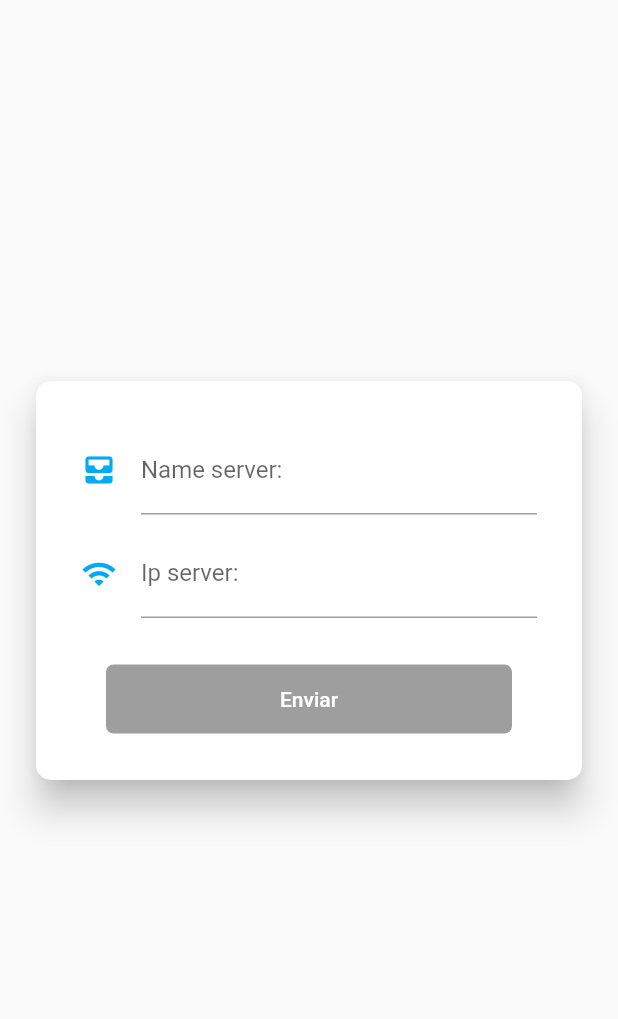
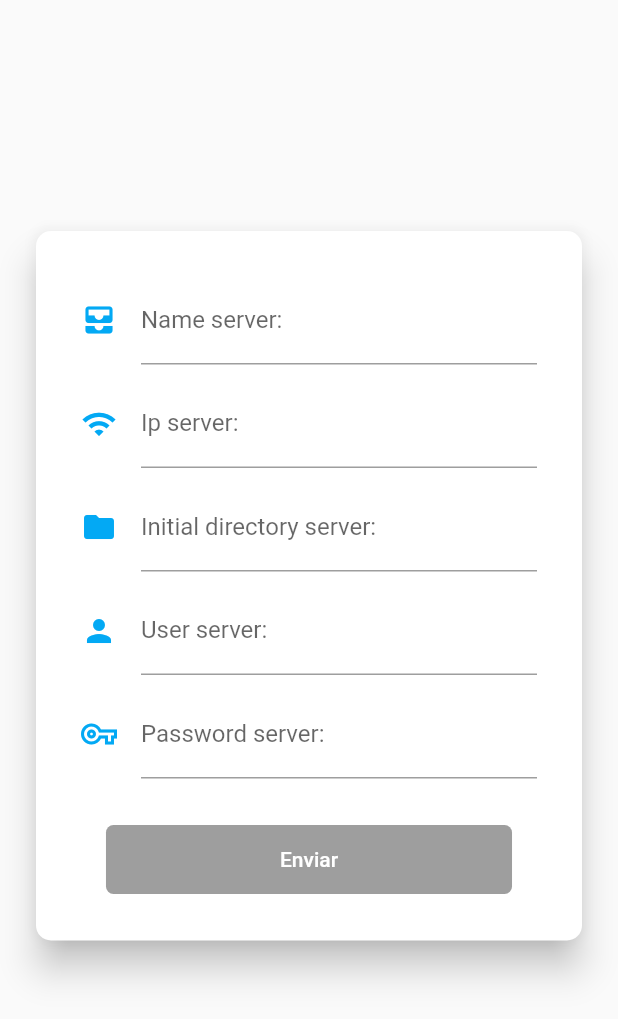
Before and after one commit to elingecruzito/ownftpclientflutter, a Flutter app: the screen it shows after launch, on a phone screen of 412 x 824 dp. Shown: the top 1019 px of the screen. Run offline on Flutter 3.47's test engine with Material 2 defaults, Android fonts, the light colour scheme and no system bars; our stand-ins replace rxdart.

Commit message:
Complete form register

```diff
--- a/lib/src/bloc/register_bloc.dart
+++ b/lib/src/bloc/register_bloc.dart
@@ -4,27 +4,58 @@ import 'package:rxdart/rxdart.dart';
 
 class RegisterBloc with Validators{
 
+  /*
+  ---EXEMPLE---
+  nameServer: 'BlueExtend',
+  urlServer: '192.168.1.74',
+  initialDir: '/home/pi/BlueExtend/',
+  userServer: 'pi',
+  passwordServer: '59xNLVO0'
+  */
+
   final _nameServerController = BehaviorSubject<String>();
   final _ipServerController = BehaviorSubject<String>();
+  final _initialDirectionServerController = BehaviorSubject<String>();
+  final _userServerController = BehaviorSubject<String>();
+  final _passwordServerController = BehaviorSubject<String>();
 
   //Recupera los datos del Stream
   Stream<String> get nameServerStream => _nameServerController.stream.transform(isEmpty);
   Stream<String> get ipServerStream => _ipServerController.stream.transform(isIp);
+  Stream<String> get initialDirectionStream => _initialDirectionServerController.stream.transform(isEmpty);
+  Stream<String> get userServerStream => _userServerController.stream.transform(isEmpty);
+  Stream<String> get passwordServerStream => _passwordServerController.stream.transform(isEmpty);
 
   Stream<bool> get formValidStream =>
-    Rx.combineLatest2(nameServerStream, ipServerStream, (a, b) => true);
+    Rx.combineLatest5(
+      nameServerStream,
+      ipServerStream,
+      initialDirectionStream,
+      userServerStream,
+      passwordServerStream,
+      (a, b, c, d, e) => true
+    );
 
   //Insertar valores al Stream
   Function(String) get changeNameServer => _nameServerController.sink.add;
   Function(String) get changeIpServer => _ipServerController.sink.add;
+  Function(String) get changeInitialDirectionServer => _initialDirectionServerController.sink.add;
+  Function(String) get changeUserServer => _userServerController.sink.add;
+  Function(String) get changePasswordServer => _passwordServerController.sink.add;
 
   //Obtener el ultimo valor ingresado a los stream
   String get name_server => _nameServerController.value;
   String get ip_server => _ipServerController.value;
+  String get initial_direction_server => _initialDirectionServerController.value;
+  String get user_server => _userServerController.value;
+  String get password_server => _passwordServerController.value;
 
   dispose(){
     _nameServerController?.close();
     _ipServerController?.close();
+    _initialDirectionServerController?.close();
+    _userServerController?.close();
+    _passwordServerController?.close();
   }
 
 }
--- a/lib/src/pages/register_page.dart
+++ b/lib/src/pages/register_page.dart
@@ -12,7 +12,7 @@ class RegisterPage extends StatefulWidget {
 class _RegisterPageState extends State<RegisterPage> {
 
   final _padding_lr = 20.0;
-  final _padding_tb = 250.0;
+  final _padding_tb = 150.0;
   final Color _color_icons = Colors.lightBlue;
 
 
@@ -37,6 +37,12 @@ class _RegisterPageState extends State<RegisterPage> {
                   _fieldNameServer(registerBloc),
                   SizedBox(height: 10.0),
                   _fieldServer(registerBloc),
+                  SizedBox(height: 10.0),
+                  _fieldInitialDirectoryServer(registerBloc),
+                  SizedBox(height: 10.0),
+                  _fieldUserServer(registerBloc),
+                  SizedBox(height: 10.0),
+                  _fieldPasswordServer(registerBloc),
                   SizedBox(height: 30.0),
                   _buttomSubmit(registerBloc)
                 ],
@@ -105,7 +111,63 @@ class _RegisterPageState extends State<RegisterPage> {
     );
   }
 
+  _fieldInitialDirectoryServer(RegisterBloc registerBloc) {
+    return StreamBuilder(
+      stream: registerBloc.initialDirectionStream,
+      builder: (BuildContext context, AsyncSnapshot snapshot){
+        return Container(
+          child: TextField(
+            decoration: InputDecoration(
+              icon: Icon(Icons.folder, color: _color_icons),
+              labelText: 'Initial directory server:',
+              errorText: snapshot.error
+            ),
+            onChanged: registerBloc.changeInitialDirectionServer,
+          ),
+        );
+      }
+    );
+  }
+
+  _fieldUserServer(RegisterBloc registerBloc) {
+    return StreamBuilder(
+      stream: registerBloc.userServerStream,
+      builder: (BuildContext context, AsyncSnapshot snapshot){
+        return Container(
+          child: TextField(
+            decoration: InputDecoration(
+              icon: Icon(Icons.person, color: _color_icons),
+              labelText: 'User server:',
+              errorText: snapshot.error
+            ),
+            onChanged: registerBloc.changeUserServer,
+          ),
+        );
+      }
+    );
+  }
+
+  _fieldPasswordServer(RegisterBloc registerBloc) {
+    return StreamBuilder(
+      stream: registerBloc.passwordServerStream,
+      builder: (BuildContext context, AsyncSnapshot snapshot){
+        return Container(
+          child: TextField(
+            decoration: InputDecoration(
+              icon: Icon(Icons.vpn_key_outlined, color: _color_icons),
+              labelText: 'Password server:',
+              errorText: snapshot.error
+            ),
+            onChanged: registerBloc.changePasswordServer,
+          ),
+        );
+      }
+    );
+  }
+
   _register(BuildContext context, RegisterBloc registerBloc) {
     print('Register');
   }
+
+
 }
```
